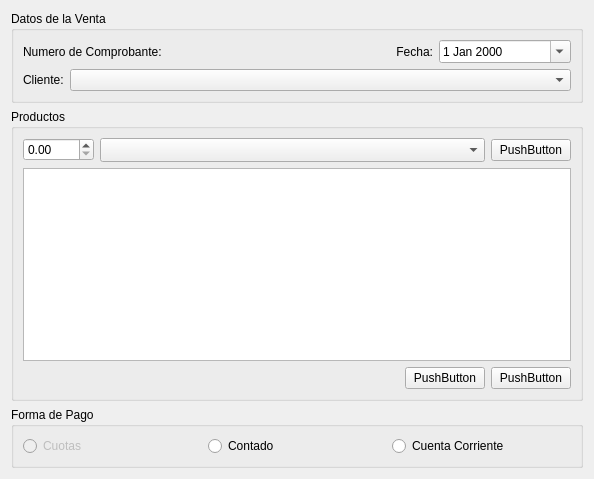
Qt form trunk/plugins/ventas/FormAgregarVentaBase.ui (chungote/gestotux) before a commit.
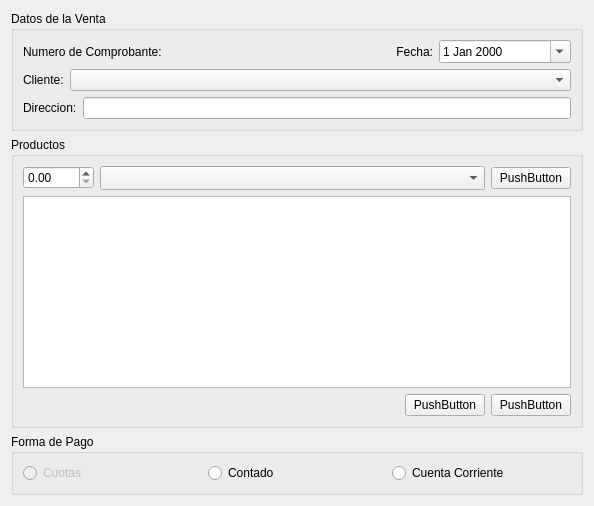
The same form after that commit. Custom widgets are drawn as their Qt base class.

```diff
--- a/trunk/plugins/ventas/FormAgregarVentaBase.ui
+++ b/trunk/plugins/ventas/FormAgregarVentaBase.ui
@@ -79,6 +79,20 @@
         </item>
        </layout>
       </item>
+      <item>
+       <layout class="QHBoxLayout" name="horizontalLayout_6">
+        <item>
+         <widget class="QLabel" name="label_3">
+          <property name="text">
+           <string>Direccion:</string>
+          </property>
+         </widget>
+        </item>
+        <item>
+         <widget class="QLineEdit" name="LEDireccion"/>
+        </item>
+       </layout>
+      </item>
      </layout>
     </widget>
    </item>
```
